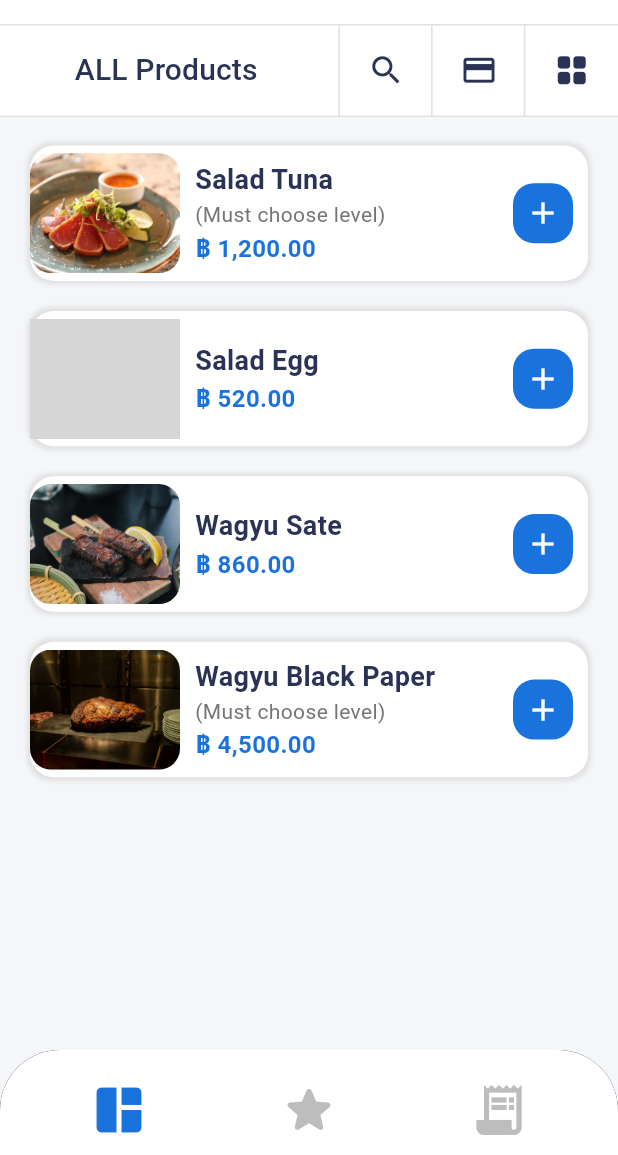
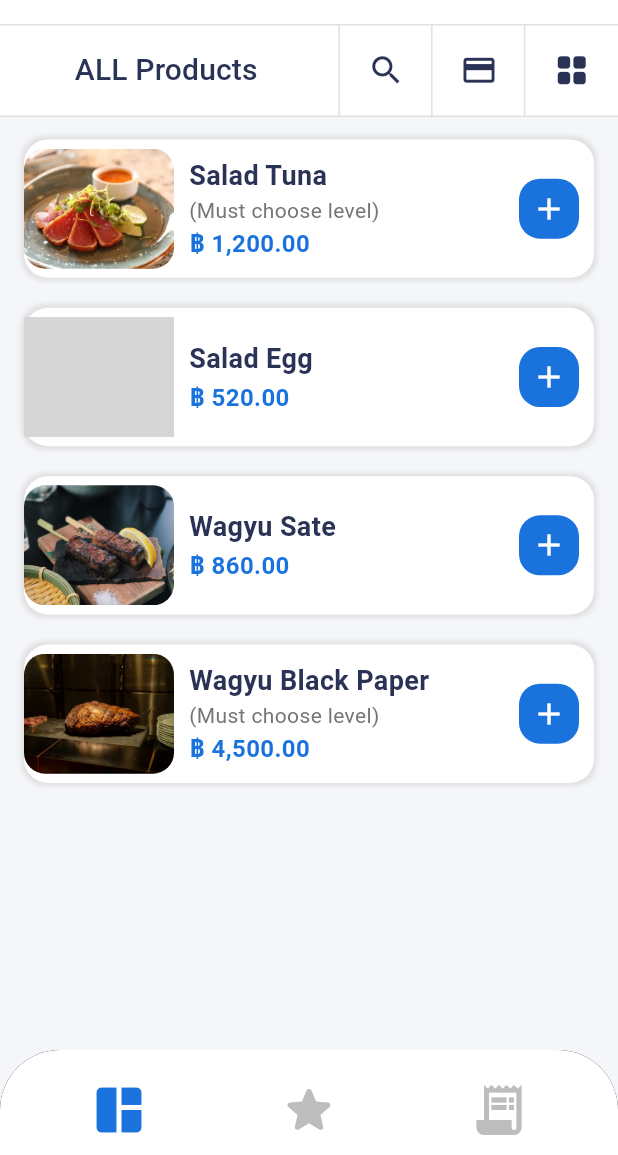
Before and after one commit to flukeapr/pos_flutter, a Flutter app: the HomeScreen screen opened directly, after a tap on the "format list bulleted" icon, on a phone screen of 412 x 824 dp, the part 81-1236 px from its top. Run offline on Flutter 3.47's test engine with Material 3 defaults, Android fonts, the light colour scheme and no system bars; grey boxes are pictures that could not be loaded.

Commit message:
change padding ,add provider #not true

```diff
--- a/lib/home/screens/home_body.dart
+++ b/lib/home/screens/home_body.dart
@@ -59,9 +59,8 @@ class _HomeBodyState extends State<HomeBody> {
               widthScreen, secondary, _crossAxisCount, changeLayout, context),
           // Product Grid/List View
           Expanded(
-            child: Container(
-              padding: const EdgeInsets.all(20),
             child: GridView.builder(
+              padding: const EdgeInsets.all(16),
               shrinkWrap: true,
               gridDelegate: SliverGridDelegateWithFixedCrossAxisCount(
                 crossAxisCount: _crossAxisCount,
@@ -82,7 +81,6 @@ class _HomeBodyState extends State<HomeBody> {
                   onAddToCart: () => addToCart(food),
                 );
               },
-              ),
             ),
           ),
           CartButton(
--- a/lib/home/widget/productCard.dart
+++ b/lib/home/widget/productCard.dart
@@ -46,14 +46,13 @@ class _ProductCardState extends State<ProductCard> {
       _scale = 1.0;
     });
   }
+
   @override
   Widget build(BuildContext context) {
-
     return GestureDetector(
       onTapDown: _onTapDown,
       onTapCancel: _onTapCancel,
       onTapUp: _onTapUp,
-
       child: AnimatedScale(
         scale: _scale,
         duration: const Duration(milliseconds: 200),
@@ -70,11 +69,11 @@ class _ProductCardState extends State<ProductCard> {
               ),
             ],
           ),
+          child:  widget.crossAxisCount == 2
+              ? Column(
 
-          child: widget.crossAxisCount == 2
-              ? Column(
                   crossAxisAlignment: CrossAxisAlignment.start,
-                children: [
+                  children: <Widget>[
                     // Image
                     ClipRRect(
                       borderRadius: BorderRadius.circular(14),
@@ -86,6 +85,9 @@ class _ProductCardState extends State<ProductCard> {
                       ),
                     ),
                     // Name
+                    Column(
+                      crossAxisAlignment: CrossAxisAlignment.start,
+                      children: [
                         Padding(
                           padding: const EdgeInsets.all(8.0),
                           child: Text(
@@ -97,7 +99,7 @@ class _ProductCardState extends State<ProductCard> {
                             ),
                           ),
                         ),
-                  // Condition
+                        //Condition
                         if (widget.index == 0 || widget.index == 3)
                           Padding(
                             padding: const EdgeInsets.only(left: 8.0),
@@ -109,9 +111,11 @@ class _ProductCardState extends State<ProductCard> {
                               ),
                             ),
                           ),
-                  Spacer(),
+                      ],
+                    ),
                     // Price and Add Button
-                  Padding(
+                    Expanded(
+                      child: Padding(
                         padding: const EdgeInsets.all(8.0),
                         child: Row(
                           mainAxisAlignment: MainAxisAlignment.spaceBetween,
@@ -142,6 +146,7 @@ class _ProductCardState extends State<ProductCard> {
                               ),
                             ),
                           ],
+                        ),
                       ),
                     ),
                   ],
--- a/pubspec.yaml
+++ b/pubspec.yaml
@@ -11,6 +11,7 @@ dependencies:
     sdk: flutter
   intl: ^0.20.1
   phone_number_text_input_formatter: ^0.0.2
+  provider: ^6.1.2
 
 dev_dependencies:
   flutter_test:
```
Also changed, not shown: lib/home/screens/favorite.dart (+3 -4 lines), lib/main.dart (+8 -1 lines), lib/provider/cart_provider.dart (added, +33 -0 lines), lib/home/screens/receipt.dart (line endings or trailing spaces), pubspec.lock. Lines whose indentation alone changed are shown as unchanged.
